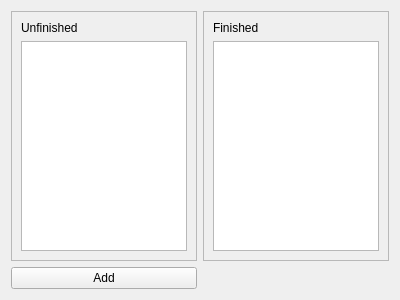
Qt form MapleDailyTracker/trackerwidget.ui (BryceCallender/OldMapleTracker) before a commit.
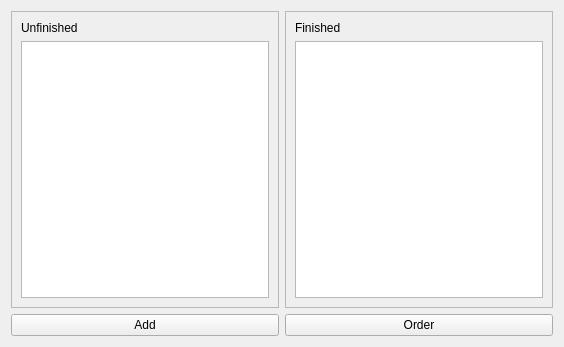
The same form after that commit.

Commit message: order action wip

What changed in the file:
```diff
--- a/MapleDailyTracker/trackerwidget.ui
+++ b/MapleDailyTracker/trackerwidget.ui
@@ -6,8 +6,8 @@
    <rect>
     <x>0</x>
     <y>0</y>
-    <width>400</width>
-    <height>300</height>
+    <width>564</width>
+    <height>347</height>
    </rect>
   </property>
   <property name="windowTitle">
@@ -16,19 +16,6 @@
   <layout class="QVBoxLayout" name="verticalLayout">
    <item>
     <layout class="QGridLayout" name="gridLayout">
-     <item row="1" column="1">
-      <spacer name="horizontalSpacer">
-       <property name="orientation">
-        <enum>Qt::Horizontal</enum>
-       </property>
-       <property name="sizeHint" stdset="0">
-        <size>
-         <width>40</width>
-         <height>20</height>
-        </size>
-       </property>
-      </spacer>
-     </item>
      <item row="1" column="0">
       <widget class="QPushButton" name="addButton">
        <property name="text">
@@ -52,8 +39,8 @@
          <rect>
           <x>0</x>
           <y>0</y>
-          <width>178</width>
-          <height>248</height>
+          <width>260</width>
+          <height>278</height>
          </rect>
         </property>
         <layout class="QVBoxLayout" name="verticalLayout_2">
@@ -109,8 +96,8 @@
          <rect>
           <x>0</x>
           <y>0</y>
-          <width>178</width>
-          <height>248</height>
+          <width>260</width>
+          <height>278</height>
          </rect>
         </property>
         <layout class="QVBoxLayout" name="verticalLayout_3">
@@ -144,6 +131,13 @@
        </widget>
       </widget>
      </item>
+     <item row="1" column="1">
+      <widget class="QPushButton" name="orderButton">
+       <property name="text">
+        <string>Order</string>
+       </property>
+      </widget>
+     </item>
     </layout>
    </item>
   </layout>
```
The commit also changes 8 other files.
